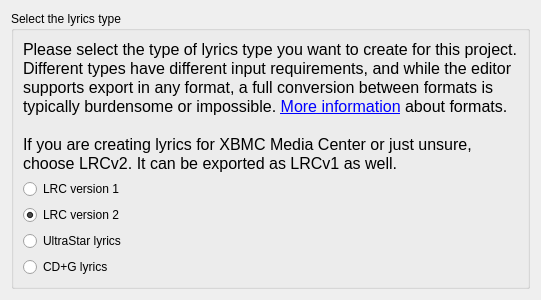
Qt form src/wiznewproject_lyrictype.ui (gyunaev/karlyriceditor) before a commit.
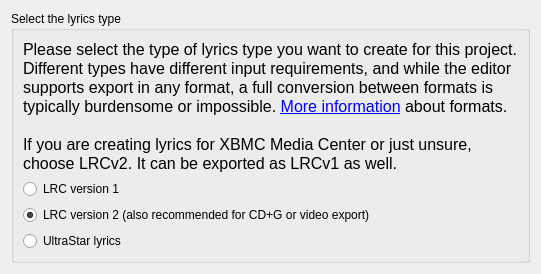
The same form after that commit.

Commit message: - First step for making CD+G generator similar to video

```diff
--- a/src/wiznewproject_lyrictype.ui
+++ b/src/wiznewproject_lyrictype.ui
@@ -7,7 +7,7 @@
     <x>0</x>
     <y>0</y>
     <width>477</width>
-    <height>282</height>
+    <height>253</height>
    </rect>
   </property>
   <property name="windowTitle">
@@ -53,7 +53,7 @@
       <item>
        <widget class="QRadioButton" name="rbLRC2">
         <property name="text">
-         <string>LRC version 2</string>
+         <string>LRC version 2 (also recommended for CD+G or video export)</string>
         </property>
         <property name="checked">
          <bool>true</bool>
@@ -67,13 +67,6 @@
         </property>
        </widget>
       </item>
-      <item>
-       <widget class="QRadioButton" name="rbLRC4">
-        <property name="text">
-         <string>CD+G lyrics</string>
-        </property>
-       </widget>
-      </item>
      </layout>
     </widget>
    </item>
```
The commit also changes 18 other files.
